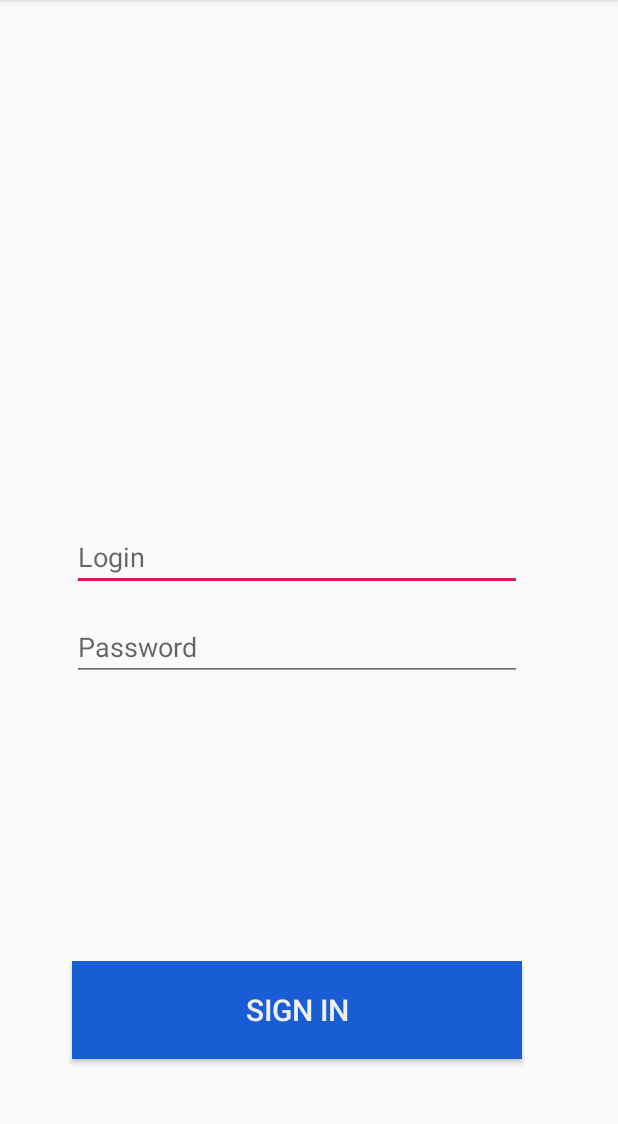
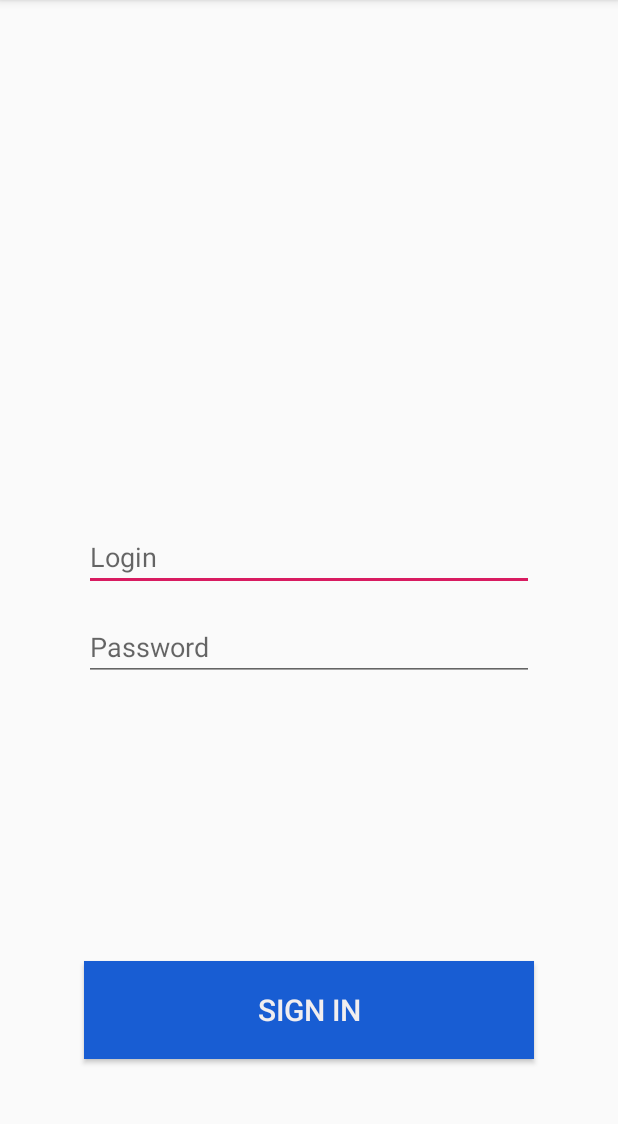
Before and after one commit to SergeiMikhailovskii/RPPBA, an Android app: the LoginActivity screen opened directly, with no data from a screen before it, on a phone screen of 412 x 824 dp, the part 84-1208 px from its top. Run offline under Robolectric (Android 15) with nearby library versions, the phone set to English and light mode, and no system bars.

Commit message:
fix: change % for better view

```diff
--- a/app/src/main/res/layout/activity_login.xml
+++ b/app/src/main/res/layout/activity_login.xml
@@ -5,6 +5,34 @@
     android:layout_width="match_parent"
     android:layout_height="match_parent"
     tools:context=".ui.login.LoginActivity">
+
+    <androidx.constraintlayout.widget.Guideline
+        android:id="@+id/guideline"
+        android:layout_width="wrap_content"
+        android:layout_height="wrap_content"
+        android:orientation="vertical"
+        app:layout_constraintGuide_percent="0.10" />
+
+    <androidx.constraintlayout.widget.Guideline
+        android:id="@+id/guideline2"
+        android:layout_width="wrap_content"
+        android:layout_height="wrap_content"
+        android:orientation="vertical"
+        app:layout_constraintGuide_percent="0.25" />
+
+    <androidx.constraintlayout.widget.Guideline
+        android:id="@+id/guideline3"
+        android:layout_width="wrap_content"
+        android:layout_height="wrap_content"
+        android:orientation="vertical"
+        app:layout_constraintGuide_percent="0.75" />
+
+    <androidx.constraintlayout.widget.Guideline
+        android:id="@+id/guideline4"
+        android:layout_width="wrap_content"
+        android:layout_height="wrap_content"
+        android:orientation="vertical"
+        app:layout_constraintGuide_percent="0.90" />
 
 
     <ImageView
@@ -63,33 +91,7 @@
         app:layout_constraintStart_toStartOf="@+id/guideline"
         app:layout_constraintTop_toTopOf="parent" />
 
-    <androidx.constraintlayout.widget.Guideline
-        android:id="@+id/guideline"
-        android:layout_width="wrap_content"
-        android:layout_height="wrap_content"
-        android:orientation="vertical"
-        app:layout_constraintGuide_percent="0.11" />
 
-    <androidx.constraintlayout.widget.Guideline
-        android:id="@+id/guideline2"
-        android:layout_width="wrap_content"
-        android:layout_height="wrap_content"
-        android:orientation="vertical"
-        app:layout_constraintGuide_percent="0.2214112" />
-
-    <androidx.constraintlayout.widget.Guideline
-        android:id="@+id/guideline3"
-        android:layout_width="wrap_content"
-        android:layout_height="wrap_content"
-        android:orientation="vertical"
-        app:layout_constraintGuide_percent="0.6885645" />
-
-    <androidx.constraintlayout.widget.Guideline
-        android:id="@+id/guideline4"
-        android:layout_width="wrap_content"
-        android:layout_height="wrap_content"
-        android:orientation="vertical"
-        app:layout_constraintGuide_percent="0.85" />
 
 
 </androidx.constraintlayout.widget.ConstraintLayout>
```
